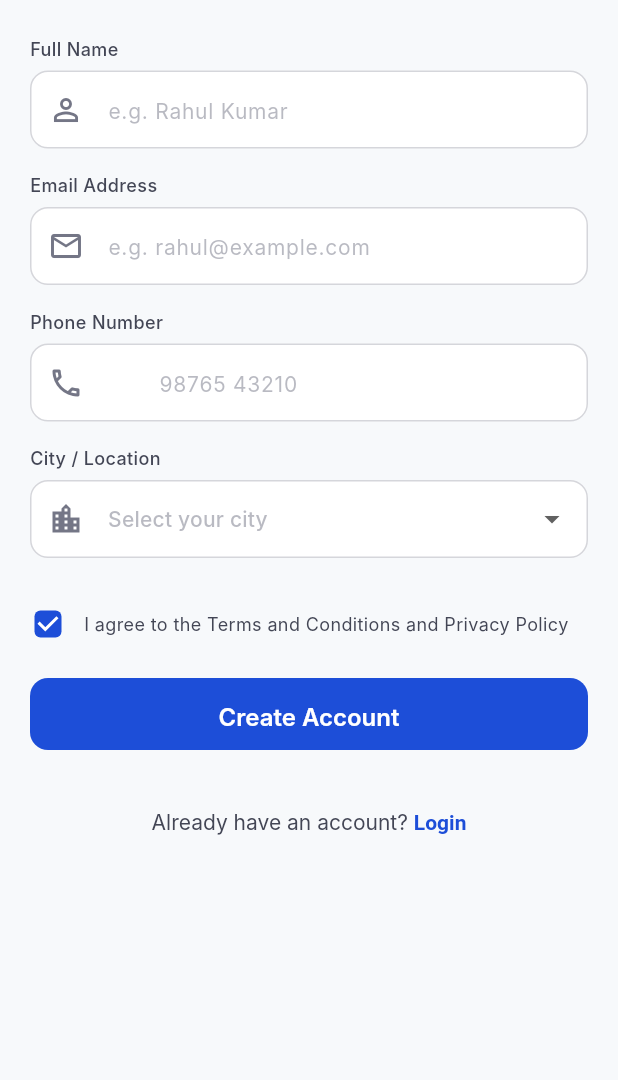
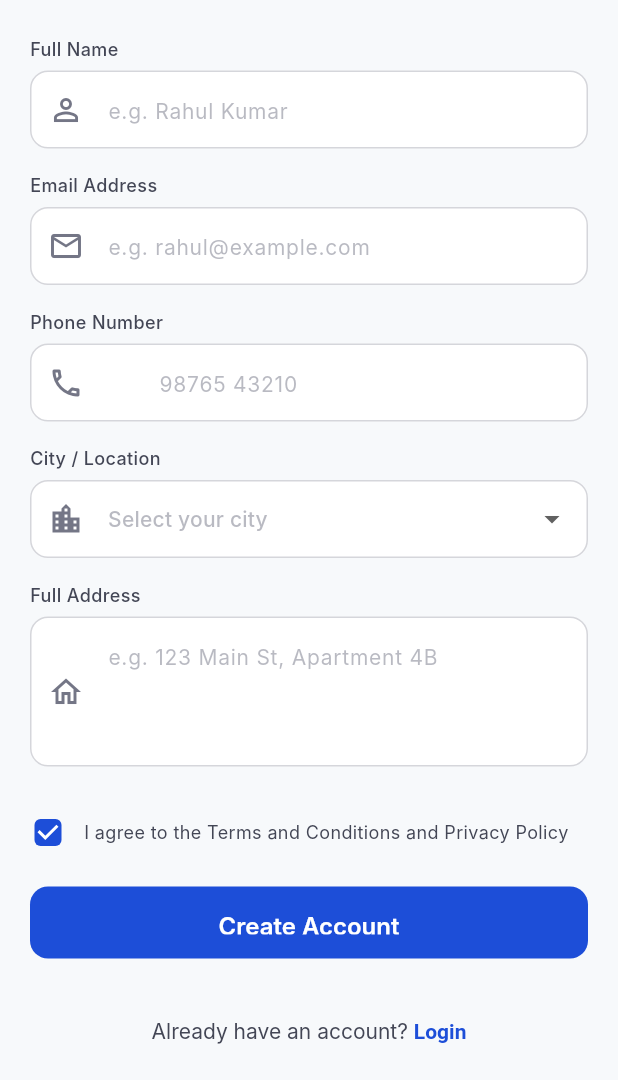
Before and after one commit to niran-123/Skill-Connect, a Flutter app: the SignupScreen screen opened by its route, on a phone screen of 412 x 824 dp, the part 156-1236 px from its top. Run offline on Flutter 3.47's test engine with Material 3 defaults, Android fonts, the phone set to English and light mode, and no system bars; our stand-ins replace cloud_firestore, firebase_auth, firebase_core, firebase_storage, flutter_lucide, go_router and 2 more; accounts and stored records are empty; network calls fail; Roboto replaces fonts that are missing (Inter); project files that could hold a hidden picture were left out.

Commit message:
feat: add application router, user model, authentication and customer screens, and update dependencies

```diff
--- a/lib/core/router.dart
+++ b/lib/core/router.dart
@@ -15,7 +15,6 @@ import '../screens/auth/pro_registration_screen.dart';
 
 import '../screens/customer/customer_shell.dart';
 import '../screens/customer/customer_home_screen.dart';
-import '../screens/customer/search_professionals_screen.dart';
 import '../screens/customer/job_request_screen.dart';
 import '../screens/customer/professional_list_screen.dart';
 import '../screens/customer/professional_detail_screen.dart';
@@ -209,15 +208,6 @@ class AppRouter {
           StatefulShellBranch(
             routes: [
               GoRoute(
-                name: 'customer-search',
-                path: '/customer/search',
-                builder: (context, state) => const SearchProfessionalsScreen(),
-              ),
-            ],
-          ),
-          StatefulShellBranch(
-            routes: [
-              GoRoute(
                 name: 'customer-bookings',
                 path: '/customer/bookings',
                 builder: (context, state) => const CustomerBookingsScreen(),
--- a/lib/models/user_model.dart
+++ b/lib/models/user_model.dart
@@ -11,6 +11,7 @@ class UserModel {
   final double? lng;
   final String? avatarThumb;
   final String? avatarImageId;
+  final String? fullAddress;
   final List<String> savedProfessionalIds;
   final DateTime? createdAt;
   final DateTime? updatedAt;
@@ -26,6 +27,7 @@ class UserModel {
     this.lng,
     this.avatarThumb,
     this.avatarImageId,
+    this.fullAddress,
     this.savedProfessionalIds = const [],
     this.createdAt,
     this.updatedAt,
@@ -43,6 +45,7 @@ class UserModel {
       lng: (data['lng'] as num?)?.toDouble(),
       avatarThumb: data['avatarThumb'],
       avatarImageId: data['avatarImageId'],
+      fullAddress: data['fullAddress'],
       savedProfessionalIds: List<String>.from(data['savedProfessionalIds'] ?? []),
       createdAt: (data['createdAt'] as Timestamp?)?.toDate(),
       updatedAt: (data['updatedAt'] as Timestamp?)?.toDate(),
@@ -60,6 +63,7 @@ class UserModel {
       'lng': lng,
       'avatarThumb': avatarThumb,
       'avatarImageId': avatarImageId,
+      'fullAddress': fullAddress,
       'savedProfessionalIds': savedProfessionalIds,
       'createdAt': createdAt != null ? Timestamp.fromDate(createdAt!) : FieldValue.serverTimestamp(),
       'updatedAt': FieldValue.serverTimestamp(),
--- a/lib/screens/auth/signup_screen.dart
+++ b/lib/screens/auth/signup_screen.dart
@@ -17,6 +17,7 @@ class _SignupScreenState extends State<SignupScreen> {
   final _nameCtrl = TextEditingController();
   final _emailCtrl = TextEditingController();
   final _phoneCtrl = TextEditingController();
+  final _fullAddressCtrl = TextEditingController();
   String? _selectedCity;
   final List<String> _tnDistricts = [
     'Coimbatore', 'Madurai', 'Tiruchirappalli', 'Salem', 'Tirunelveli', 'Erode',
@@ -43,6 +44,7 @@ class _SignupScreenState extends State<SignupScreen> {
     required IconData prefixIcon,
     bool isPassword = false,
     Widget? prefix,
+    int maxLines = 1,
   }) {
     return Column(
       crossAxisAlignment: CrossAxisAlignment.start,
@@ -60,6 +62,7 @@ class _SignupScreenState extends State<SignupScreen> {
         TextField(
           controller: controller,
           obscureText: isPassword && !_isPasswordVisible,
+          maxLines: maxLines,
           decoration: InputDecoration(
             hintText: placeholder,
             hintStyle: TextStyle(color: outline.withValues(alpha: 0.5), fontSize: 14),
@@ -161,6 +164,7 @@ class _SignupScreenState extends State<SignupScreen> {
           email: session.authUser!.email ?? email,
           phone: _phoneCtrl.text.trim(),
           address: _selectedCity,
+          fullAddress: _fullAddressCtrl.text.trim(),
         ),
       );
       if (mounted) {
@@ -179,6 +183,7 @@ class _SignupScreenState extends State<SignupScreen> {
             email: email,
             phone: _phoneCtrl.text.trim(),
             address: _selectedCity,
+            fullAddress: _fullAddressCtrl.text.trim(),
           ),
         );
         if (mounted) {
@@ -252,6 +257,14 @@ class _SignupScreenState extends State<SignupScreen> {
                 _selectedCity,
                 _tnDistricts,
                 (val) => setState(() => _selectedCity = val),
+              ),
+              const SizedBox(height: 16),
+              _buildTextField(
+                controller: _fullAddressCtrl,
+                labelText: 'Full Address',
+                placeholder: 'e.g. 123 Main St, Apartment 4B',
+                prefixIcon: Icons.home_outlined,
+                maxLines: 3,
               ),
               const SizedBox(height: 16),
               if (!isGoogleAuth) _buildTextField(
--- a/lib/screens/customer/customer_home_screen.dart
+++ b/lib/screens/customer/customer_home_screen.dart
@@ -131,9 +131,9 @@ class CustomerHomeScreen extends StatelessWidget {
                               child: Column(
                                 crossAxisAlignment: CrossAxisAlignment.start,
                                 children: [
-                                  Text("Active: \${b.jobSnapshot['analysis']?['category'] ?? 'Service'}", style: TextStyle(fontSize: 13, fontWeight: FontWeight.w600, color: onSurface)),
+                                  Text("Active: ${b.jobSnapshot['analysis']?['category'] ?? 'Service'}", style: TextStyle(fontSize: 13, fontWeight: FontWeight.w600, color: onSurface)),
                                   const SizedBox(height: 4),
-                                  Text('\${b.professionalName} • \${b.status}', style: TextStyle(fontSize: 12, color: onSurfaceVariant)),
+                                  Text('${b.professionalName} • ${b.status}', style: TextStyle(fontSize: 12, color: onSurfaceVariant)),
                                 ],
                               ),
                             ),
--- a/lib/screens/customer/customer_profile_screen.dart
+++ b/lib/screens/customer/customer_profile_screen.dart
@@ -59,7 +59,9 @@ class CustomerProfileScreen extends StatelessWidget {
                   const SizedBox(height: 12),
                   Text(user?.email ?? 'rahul.kumar@example.com', style: TextStyle(fontSize: 12, color: onSurface)),
                   const SizedBox(height: 2),
-                  Text(user?.address ?? 'Add your address', style: TextStyle(fontSize: 12, color: onSurfaceVariant)),
+                  Text(user?.phone ?? 'Add your mobile number', style: TextStyle(fontSize: 12, color: onSurfaceVariant)),
+                  const SizedBox(height: 2),
+                  Text(user?.fullAddress?.isNotEmpty == true ? user!.fullAddress! : (user?.address ?? 'Add your address'), style: TextStyle(fontSize: 12, color: onSurfaceVariant), textAlign: TextAlign.center,),
                   const SizedBox(height: 16),
                   OutlinedButton(
                     onPressed: () => context.pushNamed('customer-profile-edit'),
--- a/lib/screens/customer/customer_shell.dart
+++ b/lib/screens/customer/customer_shell.dart
@@ -25,7 +25,6 @@ class CustomerShell extends StatelessWidget {
         unselectedItemColor: const Color(0xFF475569),
         items: const [
           BottomNavigationBarItem(icon: Icon(Icons.home), label: 'Home'),
-          BottomNavigationBarItem(icon: Icon(Icons.search), label: 'Search'),
           BottomNavigationBarItem(icon: Icon(Icons.list_alt), label: 'Bookings'),
           BottomNavigationBarItem(icon: Icon(Icons.notifications), label: 'Alerts'),
           BottomNavigationBarItem(icon: Icon(Icons.person_outline), label: 'Profile'),
--- a/pubspec.yaml
+++ b/pubspec.yaml
@@ -52,6 +52,7 @@ dependencies:
   cached_network_image: ^4.0.3
   flutter_lucide: ^1.49.0
   firebase_storage: ^13.6.0
+  url_launcher: ^6.3.3
 dev_dependencies:
   flutter_test:
     sdk: flutter
```
Also changed, not shown: lib/screens/customer/booking_details_screen.dart (+49 -9 lines), lib/screens/customer/customer_bookings_screen.dart (+4 -4 lines), lib/screens/customer/edit_customer_profile_screen.dart (+17 -0 lines), pubspec.lock, 5 other files.
